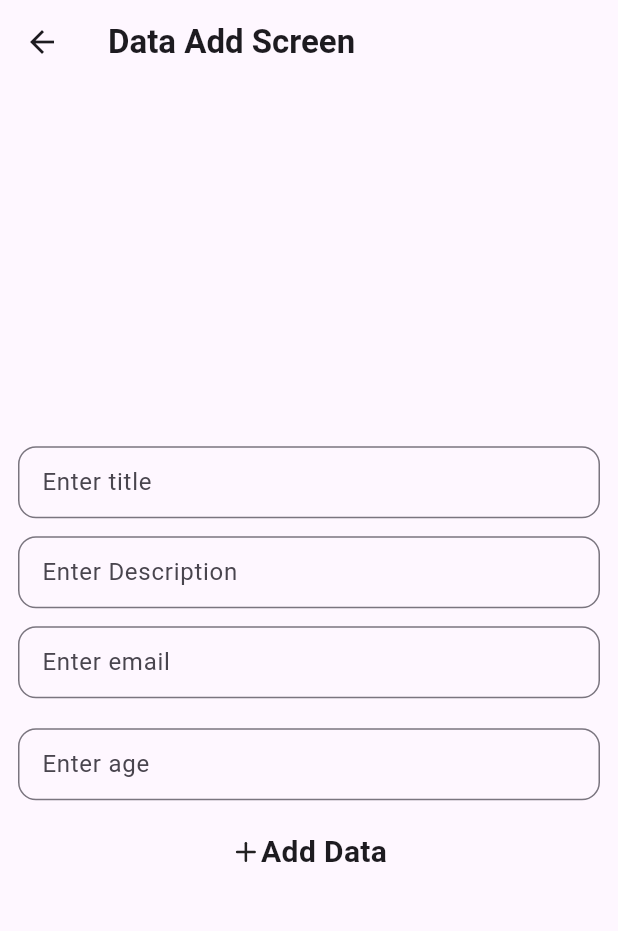
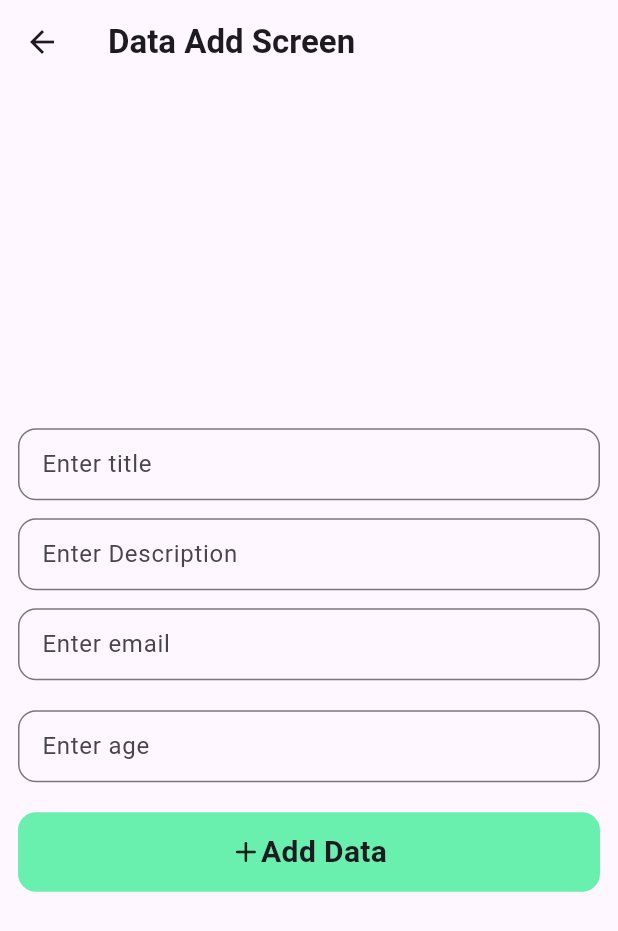
Before and after one commit to PARTHIVCHOVATIYA0408/sql, a Flutter app: the screen it shows after launch, after a tap on an icon or button, on a phone screen of 412 x 824 dp. Shown: the top 931 px of the screen. Run offline on Flutter 3.47's test engine with Material 3 defaults, Android fonts, the phone set to English and light mode, and no system bars; our stand-ins replace get, lucide_icons, sqflite; accounts and stored records are empty.

```diff
--- a/lib/sql/view/data_add_screen.dart
+++ b/lib/sql/view/data_add_screen.dart
@@ -38,12 +38,15 @@ class _DataAddScreenState extends State<DataAddScreen> {
             padding: const EdgeInsets.symmetric(horizontal: 12),
             child: Center(
               child: SingleChildScrollView(
+                child: Form(
+                  key: controller.formKey,
                   child: Column(
                     mainAxisAlignment: MainAxisAlignment.center,
                     crossAxisAlignment: CrossAxisAlignment.center,
                     children: [
                       TextFormField(
                         controller: controller.titleTE,
+                        validator: controller.validateTitle,
                         decoration: InputDecoration(
                           hintText: "Enter title",
                           isDense: true,
@@ -58,6 +61,7 @@ class _DataAddScreenState extends State<DataAddScreen> {
                       ),
                       TextFormField(
                         controller: controller.descriptionTE,
+                        validator: controller.validateDescription,
                         decoration: InputDecoration(
                           hintText: "Enter Description",
                           isDense: true,
@@ -72,6 +76,7 @@ class _DataAddScreenState extends State<DataAddScreen> {
                       ),
                       TextFormField(
                         controller: controller.emailTE,
+                        validator: controller.validateEmail,
                         decoration: InputDecoration(
                           hintText: "Enter email",
                           isDense: true,
@@ -86,6 +91,7 @@ class _DataAddScreenState extends State<DataAddScreen> {
                       ),
                       TextFormField(
                         controller: controller.ageTE,
+                        validator: controller.validateAge,
                         decoration: InputDecoration(
                           hintText: "Enter age",
                           isDense: true,
@@ -100,6 +106,12 @@ class _DataAddScreenState extends State<DataAddScreen> {
                       ),
                       InkWell(
                         onTap: controller.onAdd,
+                        child: Container(
+                          padding: EdgeInsets.all(12),
+                          decoration: BoxDecoration(
+                              color: Colors.greenAccent,
+                              borderRadius:
+                                  BorderRadius.all(Radius.circular(12))),
                           child: const Row(
                             mainAxisAlignment: MainAxisAlignment.center,
                             children: [
@@ -117,7 +129,9 @@ class _DataAddScreenState extends State<DataAddScreen> {
                             ],
                           ),
                         ),
+                      ),
                     ],
+                  ),
                 ),
               ),
             ),
--- a/lib/sql/view/home_screen.dart
+++ b/lib/sql/view/home_screen.dart
@@ -28,7 +28,7 @@ class _HomeScreenState extends State<HomeScreen> {
         return Scaffold(
           appBar: AppBar(
             centerTitle: true,
-            title: Text(
+            title: const Text(
               "HomeScreen",
               style: TextStyle(
                 fontWeight: FontWeight.bold,
@@ -44,16 +44,16 @@ class _HomeScreenState extends State<HomeScreen> {
             },
             elevation: 0,
             highlightElevation: 0,
-            child: Icon(LucideIcons.plus),
+            child: const Icon(LucideIcons.plus),
           ),
           body: Padding(
-            padding: EdgeInsets.symmetric(horizontal: 12),
+            padding: const EdgeInsets.symmetric(horizontal: 12),
             child: Padding(
-              padding: EdgeInsets.symmetric(horizontal: 12),
+              padding: const EdgeInsets.symmetric(horizontal: 12),
               child: FutureBuilder(
                 future: controller.noteList,
                 builder: (context, snapshot) {
-                  return snapshot.hasData
+                  return snapshot.data!.isNotEmpty
                       ? ListView.separated(
                           itemCount: snapshot.data!.length,
                           shrinkWrap: true,
@@ -69,7 +69,7 @@ class _HomeScreenState extends State<HomeScreen> {
                                     controller.onDeleteNote(note),
                                 background: Container(
                                   color: Colors.redAccent,
-                                  child: Icon(
+                                  child: const Icon(
                                     LucideIcons.trash2,
                                     color: Colors.white,
                                   ),
@@ -77,16 +77,23 @@ class _HomeScreenState extends State<HomeScreen> {
                                 key: UniqueKey(),
                                 // key: ValueKey<int>(note.id!),
                                 child: Container(
-                                  padding: EdgeInsets.all(12),
-                                  color: Colors.greenAccent.withAlpha(40),
+                                  padding: const EdgeInsets.all(12),
+                                  decoration: BoxDecoration(
+                                      color: Colors.greenAccent,
+                                      borderRadius: BorderRadius.all(
+                                          Radius.circular(12))),
                                   child: Row(
                                     children: [
                                       Container(
-                                        padding: EdgeInsets.all(4),
+                                        padding: const EdgeInsets.all(4),
+                                        decoration: BoxDecoration(
+                                            color: Colors.blueAccent,
+                                            borderRadius: BorderRadius.all(
+                                                Radius.circular(12))),
                                         child: Text(snapshot.data![index].id
                                             .toString()),
                                       ),
-                                      SizedBox(
+                                      const SizedBox(
                                         width: 12,
                                       ),
                                       Expanded(
@@ -109,12 +116,17 @@ class _HomeScreenState extends State<HomeScreen> {
                             );
                           },
                           separatorBuilder: (context, index) {
-                            return SizedBox(
+                            return const SizedBox(
                               height: 16,
                             );
                           },
                         )
-                      : Center(child: CircularProgressIndicator());
+                      : const Center(
+                          child: Text(
+                          "No data Found Please add data",
+                          style: TextStyle(
+                              fontWeight: FontWeight.bold, letterSpacing: 0.5),
+                        ));
                 },
               ),
             ),
```
Also changed, not shown: lib/sql/controller/data_add_controller.dart (+47 -4 lines), lib/sql/controller/data_edit_controller.dart (+45 -0 lines), lib/sql/view/data_edit_screen.dart (+14 -0 lines), pubspec.lock. Lines whose indentation alone changed are shown as unchanged.
